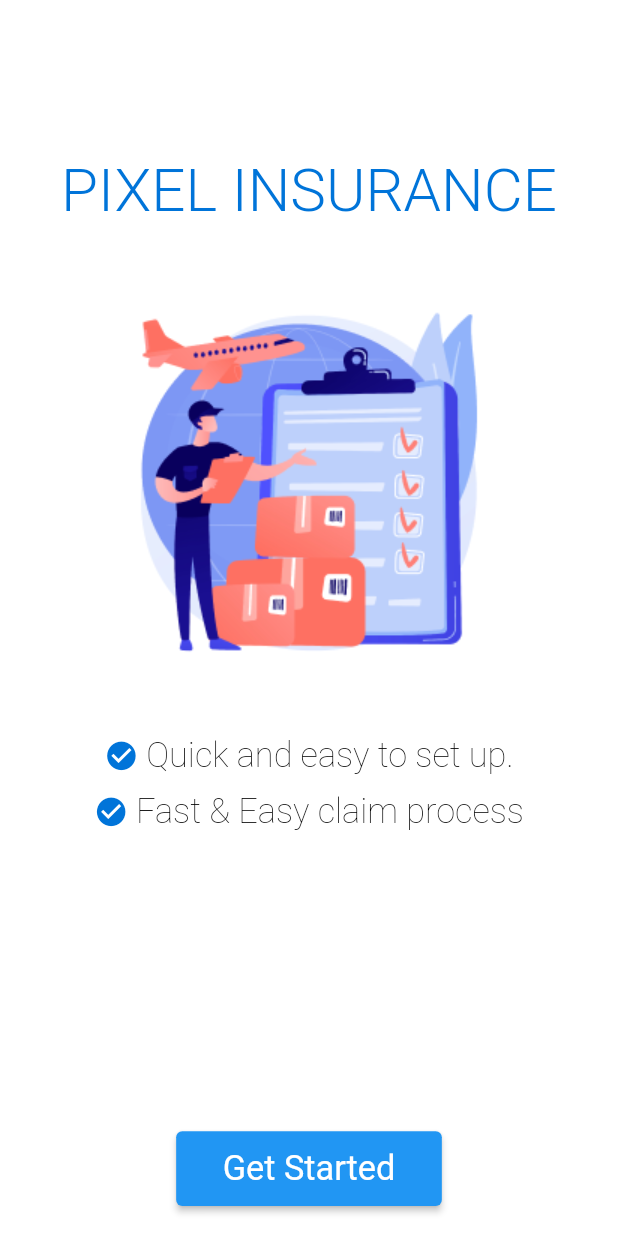
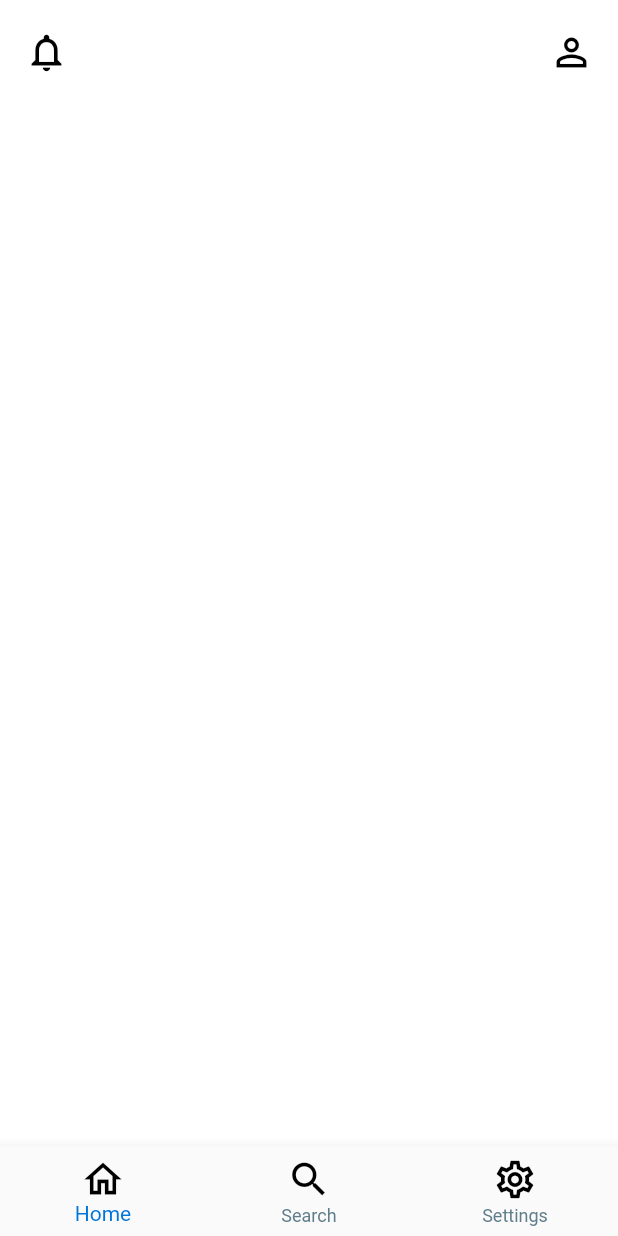
Before and after one commit to Pixel-Finhub/pixel-app-v2, a Flutter app: the screen it shows after launch, on a phone screen of 412 x 824 dp. Run offline on Flutter 3.47's test engine with Material 2 defaults, Android fonts, the phone set to English and light mode, and no system bars; our stand-ins replace flutter_screenutil, get, intl_phone_number_input.

Commit message:
updated custom navigation bar

```diff
--- /dev/null
+++ b/lib/app/ui/auth/homepage_packages.dart
@@ -0,0 +1,37 @@
+import 'package:flutter/material.dart';
+import 'package:pixel_insurance_v2/app/ui/shared/custom_nav.dart';
+
+class HomePagePackages extends StatelessWidget {
+  const HomePagePackages({super.key});
+
+  @override
+  Widget build(BuildContext context) {
+    return Scaffold(
+      backgroundColor: Colors.white,
+      appBar: AppBar(
+        backgroundColor: Colors.white,
+        title: const Row(
+          mainAxisAlignment: MainAxisAlignment.spaceBetween,
+          children: [
+            Icon(
+              Icons.notifications_none_outlined,
+              color: Colors.black,
+              size: 30.0,
+            ),
+            Icon(
+              Icons.person_outline_outlined,
+              color: Colors.black,
+              size: 30.0,
+            ),
+          ],
+        ),
+        toolbarHeight: 70.0,
+        elevation: 0,
+      ),
+      body: Container(),
+
+      bottomNavigationBar: CustomNav(currentIndex: 0),
+      // BottomNavigationBar();
+    );
+  }
+}
--- a/lib/app/ui/shared/custom_nav.dart
+++ b/lib/app/ui/shared/custom_nav.dart
@@ -19,14 +19,30 @@ class CustomNav extends StatelessWidget {
       onTap: (val) {
         // to be implemented
       },
-      items: const [
+     items: const [
         BottomNavigationBarItem(
-          icon: Icon(Icons.home),
+          icon: Icon(
+            Icons.home_outlined,
+            color: Colors.black,
+            size: 30.0,
+          ),
           label: 'Home',
         ),
         BottomNavigationBarItem(
-          icon: Icon(Icons.home),
-          label: 'Home',
+          icon: Icon(
+            Icons.search_outlined,
+            color: Colors.black,
+            size: 30.0,
+          ),
+          label: 'Search',
+        ),
+        BottomNavigationBarItem(
+          icon: Icon(
+            Icons.settings_outlined,
+            color: Colors.black,
+            size: 30.0,
+          ),
+          label: 'Settings',
         ),
       ],
     );
--- a/lib/main.dart
+++ b/lib/main.dart
@@ -1,6 +1,7 @@
 import 'package:flutter/material.dart';
 import 'package:flutter_screenutil/flutter_screenutil.dart';
 import 'package:get/get.dart';
+import 'package:pixel_insurance_v2/app/ui/auth/homepage_packages.dart';
 import 'package:pixel_insurance_v2/app/ui/auth/splash.dart';
 
 void main() {
@@ -18,7 +19,7 @@ class MyApp extends StatelessWidget {
   @override
   Widget build(BuildContext context) {
     return const GetMaterialApp(
-      home: SplashScreen(),
+      home: HomePagePackages(),
     );
   }
 }
```
